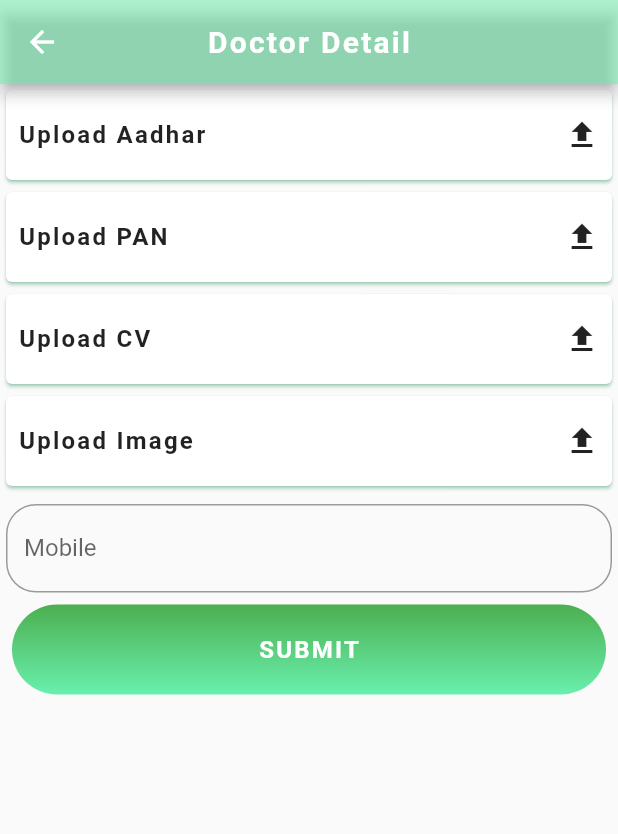
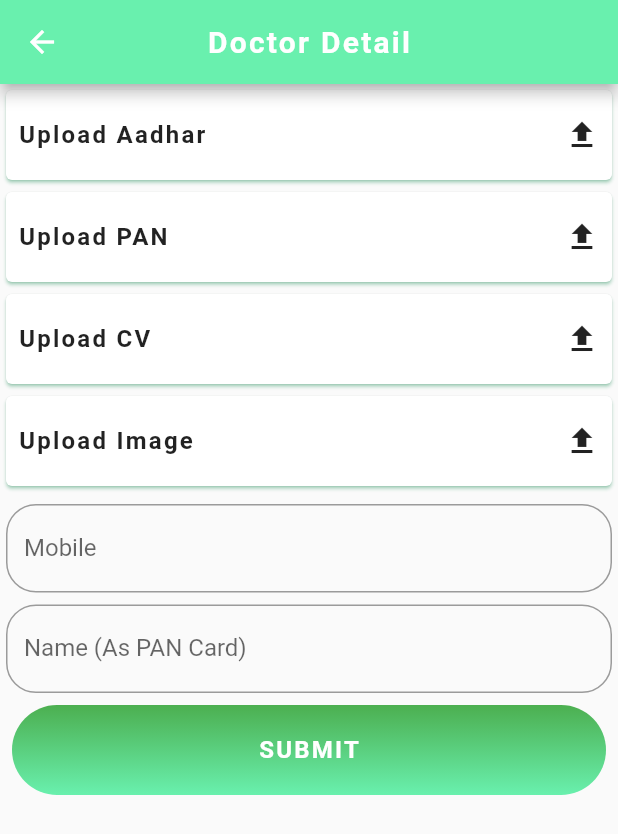
Before and after one commit to prabhunath111/jrh, a Flutter app: the screen it shows after launch, after a tap on "REGISTER", on a phone screen of 412 x 824 dp. Shown: the top 834 px of the screen. Run offline on Flutter 3.47's test engine with Material 2 defaults, Android fonts, the phone set to English and light mode, and no system bars; our stand-ins replace fluttertoast, image_picker.

Commit message:
fixed some issue

```diff
--- a/lib/screens/register_doctor/register_doctor.dart
+++ b/lib/screens/register_doctor/register_doctor.dart
@@ -1,6 +1,7 @@
 import 'dart:io';
 
 import 'package:flutter/material.dart';
+
 // import 'package:image_picker/image_picker.dart';
 import 'package:image_picker/image_picker.dart';
 import 'package:jrh_innoventure/Utils/toast.dart';
@@ -17,13 +18,16 @@ class _RegisterDoctorState extends State<RegisterDoctor> {
   final baseUrl = 'localhost:3030/user';
   final GlobalKey<FormState> _formKey = GlobalKey<FormState>();
   TextEditingController _mobileController = TextEditingController();
+  TextEditingController _nameController = TextEditingController();
   String _mobile;
+  String _name;
+
   @override
   Widget build(BuildContext context) {
     return Scaffold(
       extendBodyBehindAppBar: false,
       appBar: AppBar(
-        backgroundColor: Colors.greenAccent.withOpacity(0.5),
+        backgroundColor: secondary,
         title: Text(
           'Doctor Detail',
           style: TextStyle(fontWeight: FontWeight.bold, letterSpacing: 1.5),
@@ -33,6 +37,7 @@ class _RegisterDoctorState extends State<RegisterDoctor> {
       body: _getBody(),
     );
   }
+
   Widget _getBody() {
     return ListView(
       children: [
@@ -45,6 +50,7 @@ class _RegisterDoctorState extends State<RegisterDoctor> {
       ],
     );
   }
+
   Widget getCards(String title, Icon icon) {
     return InkWell(
       onTap: () {
@@ -76,6 +82,7 @@ class _RegisterDoctorState extends State<RegisterDoctor> {
       ),
     );
   }
+
   Widget getSubmitBtn() {
     return Padding(
       padding: const EdgeInsets.all(8.0),
@@ -109,17 +116,14 @@ class _RegisterDoctorState extends State<RegisterDoctor> {
       ),
     );
   }
+
   Widget getmobileWidget() {
     return Padding(
       padding: const EdgeInsets.only(top: 8.0),
       child: Container(
-        // height: 60,
-        // width: MediaQuery.of(context).size.width * 0.1,
-        child:
-        Padding(
+        child: Padding(
           padding: const EdgeInsets.only(left: 4.0, right: 4.0),
-          child:
-          Form(
+          child: Form(
               key: _formKey,
               child: Column(
                 children: <Widget>[
@@ -127,14 +131,14 @@ class _RegisterDoctorState extends State<RegisterDoctor> {
                     data: ThemeData(primaryColor: primary),
                     child: TextFormField(
                       controller: _mobileController,
+                      keyboardType: TextInputType.number,
                       cursorColor: primary,
                       validator: (input) {
                         if (input.isEmpty) {
                           return 'Provide mobile number';
-                        }
-                        if (input.length < 10) {
+                        } else if (input.length < 10) {
                           return 'Provide 10 digit mobile number';
-                        }
+                        } else {}
                       },
                       decoration: InputDecoration(
                         labelText: 'Mobile',
@@ -142,20 +146,44 @@ class _RegisterDoctorState extends State<RegisterDoctor> {
                         counterText: "",
                         border: OutlineInputBorder(
                             borderRadius: BorderRadius.circular(20),
-                            borderSide:
-                            BorderSide(color: secondary)),
+                            borderSide: BorderSide(color: secondary)),
                       ),
                       maxLength: 10,
-                      onChanged: (e)=>_onChangehandler(),
+                      onChanged: (e) => _onChangehandler(true),
                       // onSaved: (input) => _mobile = input,
                     ),
                   ),
+                  SizedBox(height: 8),
+                  Theme(
+                    data: ThemeData(primaryColor: primary),
+                    child: TextFormField(
+                      controller: _nameController,
+                      cursorColor: primary,
+                      validator: (input) {
+                        if (input.isEmpty) {
+                          return 'Provide name';
+                        } else {}
+                      },
+                      decoration: InputDecoration(
+                        labelText: 'Name (As PAN Card)',
+                        hintText: 'Enter Name',
+                        counterText: "",
+                        border: OutlineInputBorder(
+                            borderRadius: BorderRadius.circular(20),
+                            borderSide: BorderSide(color: secondary)),
+                      ),
+                      maxLength: 10,
+                      onChanged: (e) => _onChangehandler(false),
+                      // onSaved: (input) => _mobile = input,
+                    ),
+                  )
                 ],
               )),
         ),
       ),
     );
   }
+
   Future<void> getImage() async {
     final pickedFile = await picker.getImage(source: ImageSource.gallery);
 
@@ -170,7 +198,11 @@ class _RegisterDoctorState extends State<RegisterDoctor> {
     });
   }
 
-  _onChangehandler() {
-    _mobile = _mobileController.text;
+  _onChangehandler(bool isMobile) {
+    if(isMobile){
+      _mobile = _mobileController.text;
+    }else {
+      _name = _nameController.text;
+    }
   }
 }
--- a/lib/screens/welcome/welcome.dart
+++ b/lib/screens/welcome/welcome.dart
@@ -66,6 +66,7 @@ class _WelcomeState extends State<Welcome> {
                                 data: ThemeData(primaryColor: primary),
                                 child: TextFormField(
                                   controller: _mobileController,
+                                  keyboardType: TextInputType.number,
                                   cursorColor: primary,
                                   validator: (input) {
                                     if (input.isEmpty) {
@@ -85,7 +86,7 @@ class _WelcomeState extends State<Welcome> {
                                             BorderSide(color: secondary)),
                                   ),
                                   maxLength: 10,
-                                  onChanged: (e)=>_onChangehandler(),
+                                  onChanged: (e) => _onChangehandler(),
                                   // onSaved: (input) => _mobile = input,
                                 ),
                               ),
@@ -95,7 +96,7 @@ class _WelcomeState extends State<Welcome> {
                       RegisterRow(isDoctor: false),
                       InkWell(
                         onTap: () {
-                        sendOtp();
+                          sendOtp();
                         },
                         child: Padding(
                           padding: const EdgeInsets.only(top: 8),
@@ -130,10 +131,8 @@ class _WelcomeState extends State<Welcome> {
 
   void sendOtp() {
     if (_formKey.currentState.validate()) {
-      Navigator.pushReplacement(
-          context,
-          MaterialPageRoute(
-              builder: (context) => OtpScreen(mobile: _mobile)));
+      Navigator.pushReplacement(context,
+          MaterialPageRoute(builder: (context) => OtpScreen(mobile: _mobile)));
     }
   }
 
```
Also changed, not shown: lib/screens/register_hospital/register_hospital.dart (+35 -7 lines).
